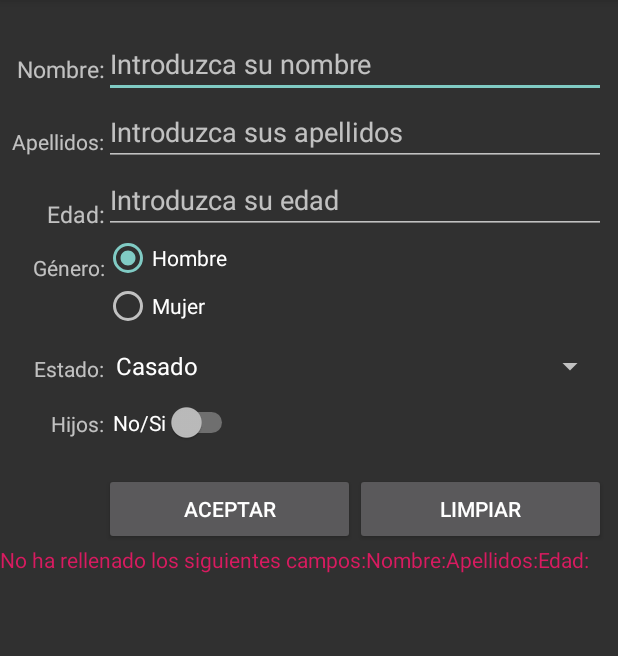
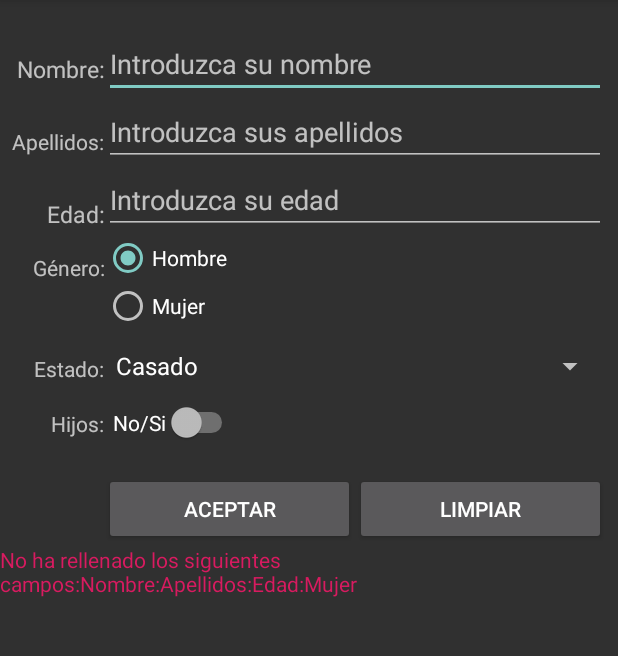
Before and after one commit to jdvc171/PracticaTema2PMDM_Android, an Android app: the screen it shows after launch (PracticaActivity), after a tap on "ACEPTAR", on a phone screen of 412 x 824 dp, the part 84-740 px from its top. Run offline under Robolectric (Android 15) with nearby library versions, the phone set to English and light mode, and no system bars.

Commit message:
nada en especial

```diff
--- a/app/src/main/java/studium/prctica/practicatema2/EtiquetaMostrarDatos.java
+++ b/app/src/main/java/studium/prctica/practicatema2/EtiquetaMostrarDatos.java
@@ -14,6 +14,7 @@ public class EtiquetaMostrarDatos extends AppCompatActivity {
 
     TextView txtV;
     Button btn3;
+    //prueba para ver si actualiza
     @Override
     protected void onCreate(Bundle savedInstanceState) {
         super.onCreate(savedInstanceState);
@@ -36,7 +37,8 @@ public class EtiquetaMostrarDatos extends AppCompatActivity {
             @Override
             public void onClick(View view) {
 
-                Intent intent = new Intent(EtiquetaMostrarDatos.this, PracticaActivity.class);
+                Intent intent = new Intent(EtiquetaMostrarDatos.this,
+                        PracticaActivity.class);
                 //Iniciamos la nueva actividad
                 startActivity(intent);
             }
--- a/app/src/main/java/studium/prctica/practicatema2/PracticaActivity.java
+++ b/app/src/main/java/studium/prctica/practicatema2/PracticaActivity.java
@@ -1,6 +1,4 @@
 package studium.prctica.practicatema2;
-
-//import android.app.Activity;
 
 import android.content.Intent;
 import android.os.Bundle;
@@ -14,9 +12,7 @@ import android.widget.RadioGroup;
 import android.widget.Spinner;
 import android.widget.Switch;
 import android.widget.TextView;
-
 import studium.prctica.prcticatema1.R;
-
 
 public class PracticaActivity extends AppCompatActivity  {
 
@@ -32,8 +28,6 @@ public class PracticaActivity extends AppCompatActivity  {
     protected void onCreate(Bundle savedInstanceState) {
         super.onCreate(savedInstanceState);
         setContentView(R.layout.activity_practica);
-
-
 
         //Obtenemos una referencia a los controles de la interfaz
         txtNombre = (TextView)findViewById(R.id.nombre);
@@ -54,7 +48,8 @@ public class PracticaActivity extends AppCompatActivity  {
 
         txtdatosError.setVisibility(View.INVISIBLE);
 
-         adapEstados =  ArrayAdapter.createFromResource(this,R.array.estado2,android.R.layout.simple_spinner_dropdown_item);
+         adapEstados =  ArrayAdapter.createFromResource(this,R.array.estado2,
+                        android.R.layout.simple_spinner_dropdown_item);
 
         lista1.setAdapter(adapEstados);
 
@@ -66,7 +61,10 @@ public class PracticaActivity extends AppCompatActivity  {
                 int rg1 = RG.getCheckedRadioButtonId();
                 RadioButton rb1 = findViewById(rg1);
 
-                 if(!editNombre.getText().toString().isEmpty() && !editapellidos.getText().toString().isEmpty() && !editedad.getText().toString().isEmpty())
+                 if(!editNombre.getText().toString().isEmpty() &&
+                         !editapellidos.getText().toString().isEmpty() &&
+                         !editedad.getText().toString().isEmpty())
+
                 {
                     //Condicion edad
                     String años= editedad.getText().toString();
@@ -77,18 +75,22 @@ public class PracticaActivity extends AppCompatActivity  {
                     else{edadFinal="Mayor de edad";}
 
                     //Creamos el Intent
-                    Intent intent = new Intent(PracticaActivity.this, EtiquetaMostrarDatos.class);
-                    intent.putExtra("DATOS",editapellidos.getText().toString()+", "+editNombre.getText().toString()+"\n"+edadFinal +", "+ rb1.getText()+", " + lista1.getSelectedItem()+"\n" + txtVhijos.getText() + switch1.getTextOff()+"\n");
+                    Intent intent = new Intent(PracticaActivity.this,
+                            EtiquetaMostrarDatos.class);
+                    intent.putExtra("DATOS",editapellidos.getText().toString()+", "+
+                            editNombre.getText().toString()+"\n"+edadFinal +", "+ rb1.getText()+
+                            ", " + lista1.getSelectedItem()+"\n" + txtVhijos.getText() +
+                            switch1.getTextOff()+"\n");
 
 
                     //Iniciamos la nueva actividad
                     startActivity(intent);
 
-
-
                 }
 
-                else if (editNombre.getText().toString().isEmpty() || editapellidos.getText().toString().isEmpty() || editedad.getText().toString().isEmpty()) {
+                else if (editNombre.getText().toString().isEmpty() ||
+                         editapellidos.getText().toString().isEmpty() ||
+                         editedad.getText().toString().isEmpty()) {
                      txtdatosError.setText(R.string.datosError);
                      String data= txtdatosError.getText().toString();
                      if(editNombre.getText().toString().isEmpty()){
@@ -100,10 +102,10 @@ public class PracticaActivity extends AppCompatActivity  {
                      if(editedad.getText().toString().isEmpty()){
                          data+=txtEdad.getText().toString();
                      }
+                     String caca= getResources().getString(R.string.mujer);
 
 
-
-                    txtdatosError.setText(data);
+                    txtdatosError.setText(data+caca);
                      txtdatosError.setVisibility(View.VISIBLE);
                 }
             }
--- a/app/src/main/res/layout/activity_practica.xml
+++ b/app/src/main/res/layout/activity_practica.xml
@@ -173,10 +173,8 @@
         </LinearLayout><![CDATA[
 
         />
-
     ]]>
     </LinearLayout>
-
 
     <TextView
         android:id="@+id/textView0"
```
Also changed, not shown: app/src/main/res/layout/activity_etiqueta_falta_datos.xml (deleted, +0 -17 lines).
